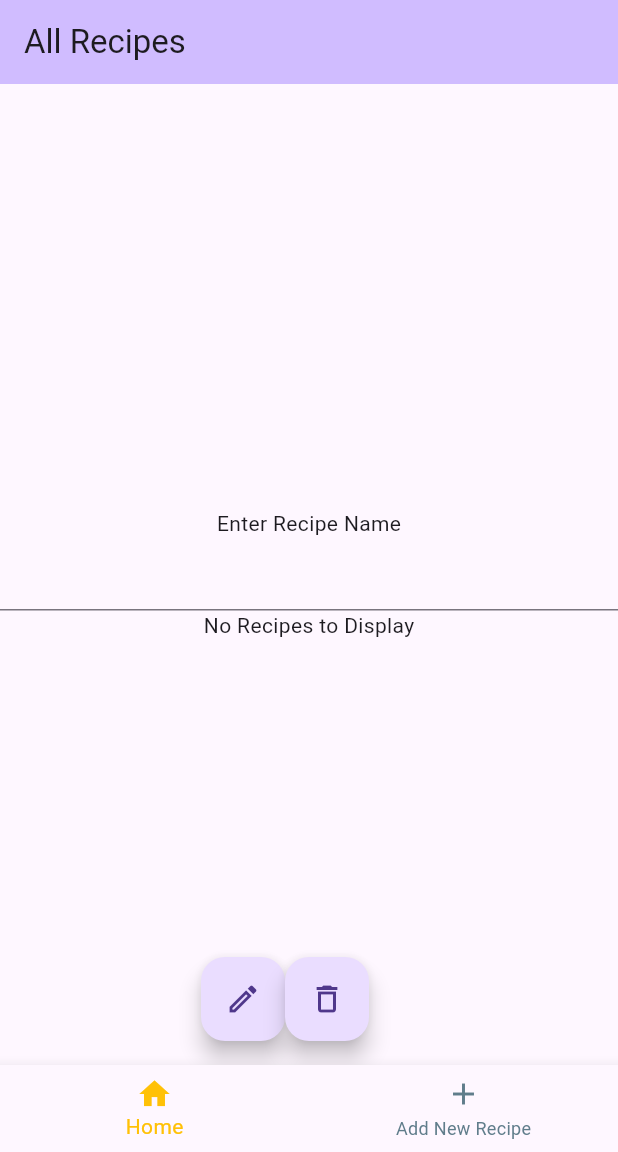
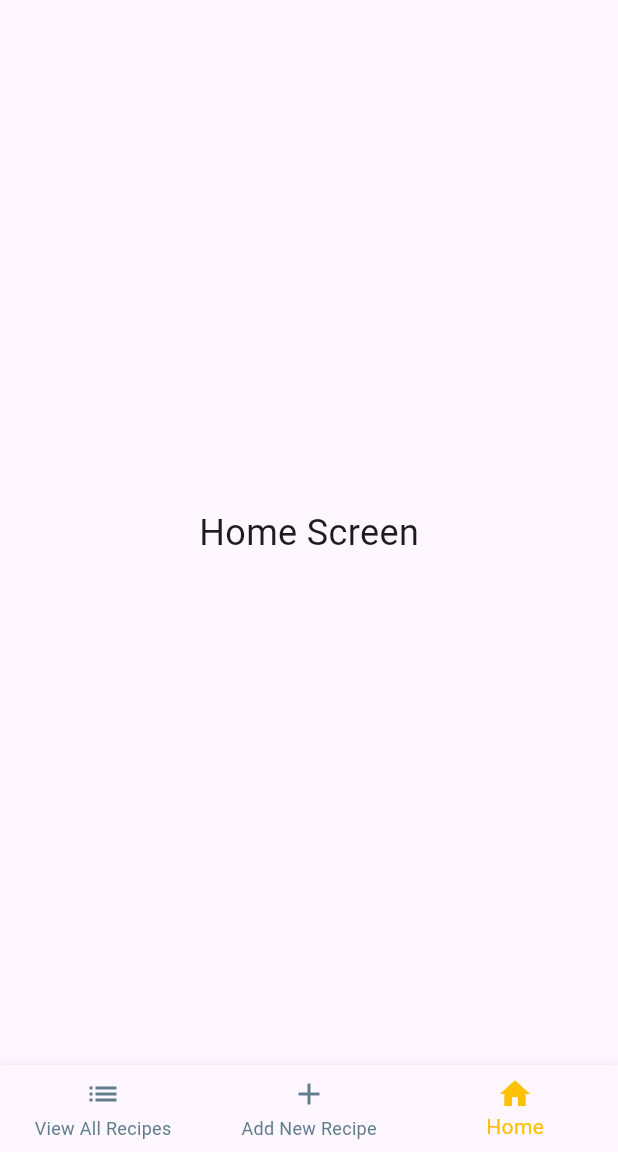
Before and after one commit to joelenehales/meal-plan-app, a Flutter app: the screen it shows after launch, on a phone screen of 412 x 824 dp, the part 84-1236 px from its top. Run offline on Flutter 3.47's test engine with Material 3 defaults, Android fonts, the phone set to English and light mode, and no system bars; our stand-ins replace sqflite; accounts and stored records are empty.

Commit message:
Add seperate empty home page

```diff
--- a/meal_plan_app/lib/main.dart
+++ b/meal_plan_app/lib/main.dart
@@ -2,6 +2,7 @@ import 'dart:io';
 import 'dart:async';
 
 import 'package:flutter/material.dart';
+import 'package:meal_plan_app/screens/home.dart';
 import 'package:sqflite/sqflite.dart';
 import 'package:path/path.dart';
 import 'package:path_provider/path_provider.dart';
@@ -25,22 +26,23 @@ class App extends StatelessWidget {
   Widget build(BuildContext context) {
     return MaterialApp(
       debugShowCheckedModeBanner: false,
-      home: HomeScreen(),
+      home: MainHomeScreen(),
     );
   }
 }
 
-class HomeScreen extends StatefulWidget {
+class MainHomeScreen extends StatefulWidget {
   @override
-  _HomeScreenState createState() => _HomeScreenState();
+  _MainHomeScreenState createState() => _MainHomeScreenState();
 }
 
-class _HomeScreenState extends State<HomeScreen> {
-  int _selectedIndex = 0;
+class _MainHomeScreenState extends State<MainHomeScreen> {
+  int _selectedIndex = 2;
 
-  final List<Widget> widgetOptions = const [
-    RecipeListPage(title: 'All Recipes'), // TODO: Remove this paramwter
-    NewRecipePage()
+  final List<Widget> screensList = const [
+    RecipeListPage(),
+    NewRecipePage(),
+    Home()
   ];
 
   // Change screen to the selected navigation button
@@ -50,15 +52,18 @@ class _HomeScreenState extends State<HomeScreen> {
     });
   }
 
-  // TODO: Change the colours
   @override
   Widget build(BuildContext context) {
     return Scaffold(
       appBar: AppBar(
         title: const Text(
-            'Meal Planner App'), // TODO: Change to the final name of the app
+            'Meal Planner App' // TODO: Change to the final name of the app
+            ),
       ),
-      body: widgetOptions.elementAt(_selectedIndex),
+
+      // Bottom navigation bar
+      // TODO: Change the colours
+      body: screensList.elementAt(_selectedIndex),
       bottomNavigationBar: BottomNavigationBar(
         showSelectedLabels: true,
         showUnselectedLabels: true,
@@ -67,12 +72,17 @@ class _HomeScreenState extends State<HomeScreen> {
         unselectedItemColor: Colors.blueGrey,
         items: const <BottomNavigationBarItem>[
           BottomNavigationBarItem(
-            icon: Icon(Icons.home),
-            label: 'Home',
+            icon: Icon(Icons.list),
+            label: 'View All Recipes',
           ),
           BottomNavigationBarItem(
             icon: Icon(Icons.add_outlined),
             label: 'Add New Recipe',
+            // TODO: Put this option in the "View All Recipes" page
+          ),
+          BottomNavigationBarItem(
+            icon: Icon(Icons.home),
+            label: 'Home',
           ),
         ],
         currentIndex: _selectedIndex,
--- a/meal_plan_app/lib/screens/all_recipes_page.dart
+++ b/meal_plan_app/lib/screens/all_recipes_page.dart
@@ -9,13 +9,10 @@ import 'package:path_provider/path_provider.dart';
 import 'package:meal_plan_app/objects/ingredient.dart';
 import 'package:meal_plan_app/objects/recipe.dart';
 import 'package:meal_plan_app/database_helper.dart';
-import 'new_recipe.dart';
 
 // Displays all recipes
 class RecipeListPage extends StatefulWidget {
-  const RecipeListPage({super.key, required this.title});
-
-  final String title;
+  const RecipeListPage({super.key});
 
   @override
   State<RecipeListPage> createState() => _RecipeListPageState();
--- /dev/null
+++ b/meal_plan_app/lib/screens/home.dart
@@ -0,0 +1,14 @@
+import 'package:flutter/material.dart';
+
+// Home screen displayed
+class Home extends StatelessWidget {
+  const Home({super.key});
+
+  @override
+  Widget build(BuildContext context) {
+    return const Center(
+      child: Text('Home Screen', style: TextStyle(fontSize: 24)),
+      // TODO: Add content to this page
+    );
+  }
+}
```
